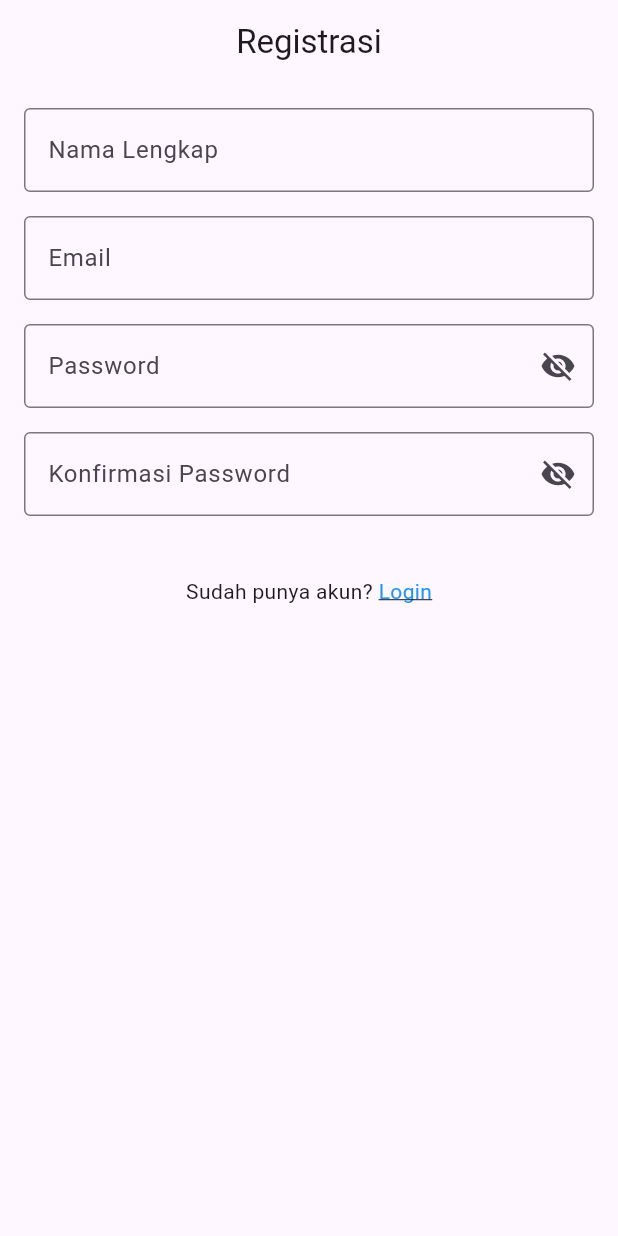
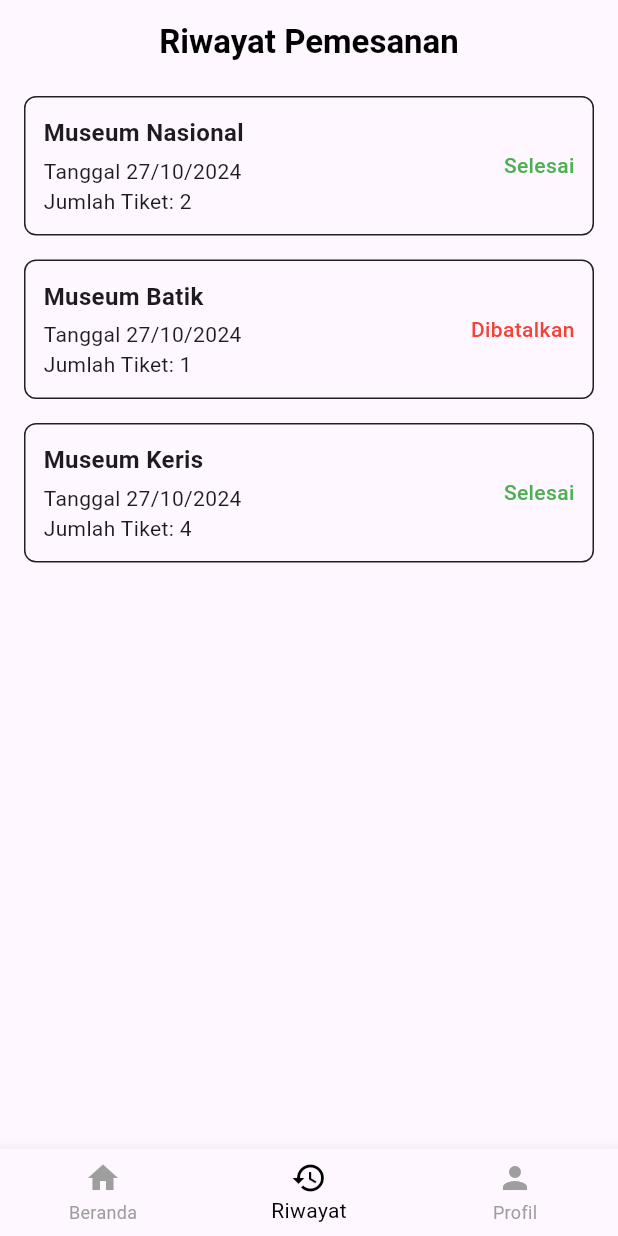
Before and after one commit to faizaST/klmpk_3, a Flutter app: the screen it shows after launch, on a phone screen of 412 x 824 dp. Run offline on Flutter 3.47's test engine with Material 3 defaults, Android fonts, the phone set to English and light mode, and no system bars.

Commit message:
menambahkan riwayat

```diff
--- a/lib/main.dart
+++ b/lib/main.dart
@@ -1,4 +1,5 @@
 import 'package:flutter/material.dart';
+import 'package:klmpk_3/screens/user/riwayat_page.dart';
 import 'screens/auth/login_page.dart';
 import 'screens/auth/registrasi_page.dart';
 
@@ -17,7 +18,7 @@ class MyApp extends StatelessWidget {
       theme: ThemeData(
         colorScheme: ColorScheme.fromSeed(seedColor: Colors.deepPurple),
       ),
-      home: RegistrasiPage()
+      home: RiwayatPage()
     );
   }
 }
--- /dev/null
+++ b/lib/screens/user/riwayat_page.dart
@@ -0,0 +1,183 @@
+import 'package:flutter/material.dart';
+import 'package:url_launcher/url_launcher.dart';
+
+
+class RiwayatPage extends StatefulWidget {
+  const RiwayatPage({super.key});
+
+  @override
+  State<RiwayatPage> createState() => _RiwayatPageState();
+}
+
+class _RiwayatPageState extends State<RiwayatPage> {
+  int _selectedIndex = 1;
+
+  final List<Map<String, dynamic>> riwayat = [
+    {
+      'namaMuseum': 'Museum Nasional',
+      'tanggal': '27/10/2024',
+      'jumlahTiket': 2,
+      'status': 'Selesai',
+    },
+    {
+      'namaMuseum': 'Museum Batik',
+      'tanggal': '27/10/2024',
+      'jumlahTiket': 1,
+      'status': 'Dibatalkan',
+    },
+    {
+      'namaMuseum': 'Museum Keris',
+      'tanggal': '27/10/2024',
+      'jumlahTiket': 4,
+      'status': 'Selesai',
+    },
+  ];
+
+  void _onNavTapped(int index) {
+    setState(() {
+      _selectedIndex = index;
+    });
+
+    switch (index) {
+      case 0:
+        //Navigator.pushReplacement(
+          //context,
+          //MaterialPageRoute(builder: (_) => home.UserHomePage()),
+        //);
+        break;
+      case 1:
+        break;
+      case 2:
+        //Navigator.pushReplacement(
+          //context,
+          //MaterialPageRoute(builder: (_) => ProfilPage()),
+        //);
+        break;
+    }
+  }
+
+  void _showDetailPopup(Map<String, dynamic> data) {
+    showDialog(
+      context: context,
+      builder:
+          (context) => AlertDialog(
+            shape: RoundedRectangleBorder(
+              borderRadius: BorderRadius.circular(10),
+            ),
+            title: Text(
+              'Detail Pemesanan',
+              style: TextStyle(fontWeight: FontWeight.bold),
+            ),
+            content: Column(
+              mainAxisSize: MainAxisSize.min,
+              crossAxisAlignment: CrossAxisAlignment.start,
+              children: [
+                Text('Nama Museum: ${data['namaMuseum']}'),
+                Text('Tanggal Kunjungan: ${data['tanggal']}'),
+                Text('Jumlah Tiket: ${data['jumlahTiket']}'),
+                Text(
+                  'Status: ${data['status']}',
+                  style: TextStyle(
+                    color:
+                        data['status'] == 'Selesai' ? Colors.green : Colors.red,
+                    fontWeight: FontWeight.w500,
+                  ),
+                ),
+                SizedBox(height: 12),
+                InkWell(
+  onTap: () async {
+    final url = data['buktiPembayaranUrl'] ?? '';
+    if (await canLaunch(url)) {
+      await launch(url);
+    } else {
+      ScaffoldMessenger.of(context).showSnackBar(
+        const SnackBar(content: Text('Gagal membuka file.')),
+      );
+    }
+  },
+  child: Text(
+    'Lihat Bukti Pembayaran',
+    style: TextStyle(color: Colors.blue),
+  ),
+)
+
+              ],
+            ),
+            actions: [
+              TextButton(
+                onPressed: () => Navigator.pop(context),
+                child: Text('Tutup'),
+              ),
+            ],
+          ),
+    );
+  }
+
+  Widget buildRiwayatCard(Map<String, dynamic> data) {
+    return GestureDetector(
+      onTap: () => _showDetailPopup(data),
+      child: Container(
+        margin: EdgeInsets.symmetric(horizontal: 16, vertical: 8),
+        padding: EdgeInsets.all(12),
+        decoration: BoxDecoration(
+          border: Border.all(color: Colors.black87),
+          borderRadius: BorderRadius.circular(8),
+        ),
+        child: Row(
+          children: [
+            Expanded(
+              child: Column(
+                crossAxisAlignment: CrossAxisAlignment.start,
+                children: [
+                  Text(
+                    data['namaMuseum'],
+                    style: TextStyle(fontWeight: FontWeight.bold, fontSize: 16),
+                  ),
+                  SizedBox(height: 4),
+                  Text('Tanggal ${data['tanggal']}'),
+                  Text('Jumlah Tiket: ${data['jumlahTiket']}'),
+                ],
+              ),
+            ),
+            Text(
+              data['status'],
+              style: TextStyle(
+                color: data['status'] == 'Selesai' ? Colors.green : Colors.red,
+                fontWeight: FontWeight.w500,
+              ),
+            ),
+          ],
+        ),
+      ),
+    );
+  }
+
+  @override
+  Widget build(BuildContext context) {
+    return Scaffold(
+      appBar: AppBar(
+        title: Text(
+          'Riwayat Pemesanan',
+          style: TextStyle(fontWeight: FontWeight.bold),
+        ),
+        centerTitle: true,
+        foregroundColor: Colors.black,
+        elevation: 0,
+      ),
+      body: ListView(children: riwayat.map(buildRiwayatCard).toList()),
+      bottomNavigationBar: BottomNavigationBar(
+        currentIndex: _selectedIndex,
+        onTap: _onNavTapped,
+        selectedItemColor: Colors.black,
+        unselectedItemColor: Colors.grey,
+        showSelectedLabels: true,
+        showUnselectedLabels: true,
+        items: [
+          BottomNavigationBarItem(icon: Icon(Icons.home), label: 'Beranda'),
+          BottomNavigationBarItem(icon: Icon(Icons.history), label: 'Riwayat'),
+          BottomNavigationBarItem(icon: Icon(Icons.person), label: 'Profil'),
+        ],
+      ),
+    );
+  }
+}
--- a/pubspec.yaml
+++ b/pubspec.yaml
@@ -34,6 +34,7 @@ dependencies:
   # The following adds the Cupertino Icons font to your application.
   # Use with the CupertinoIcons class for iOS style icons.
   cupertino_icons: ^1.0.8
+  url_launcher: ^6.0.0-nullsafety.6
 
 dev_dependencies:
   flutter_test:
```
Also changed, not shown: pubspec.lock, 5 other files.
